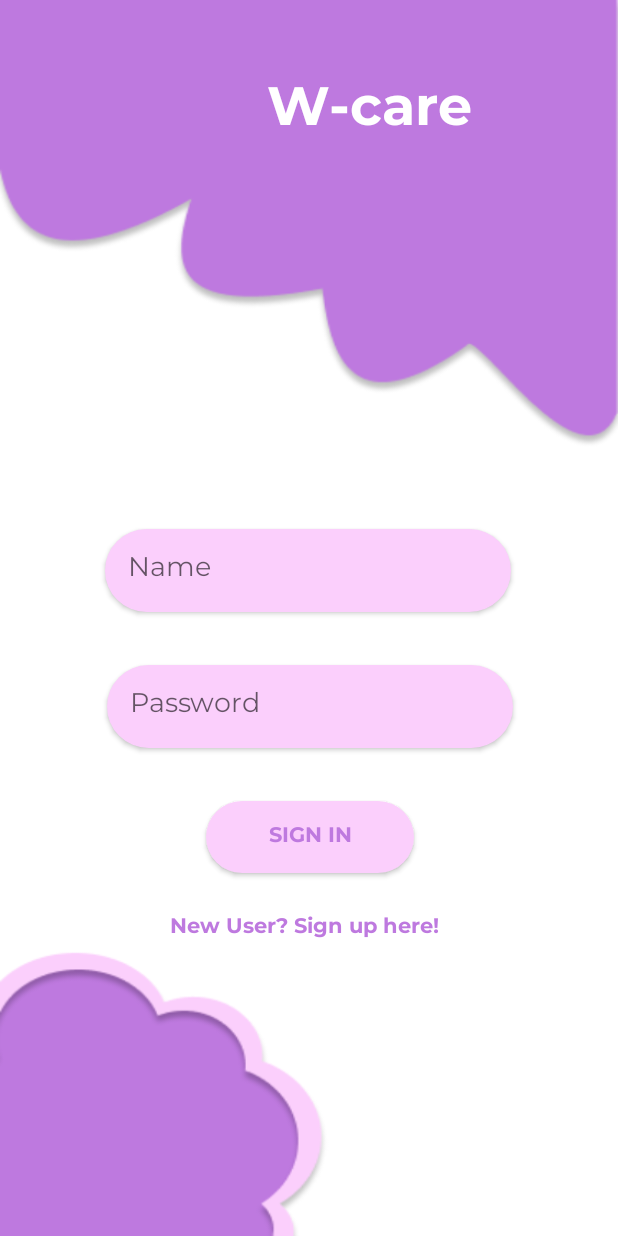
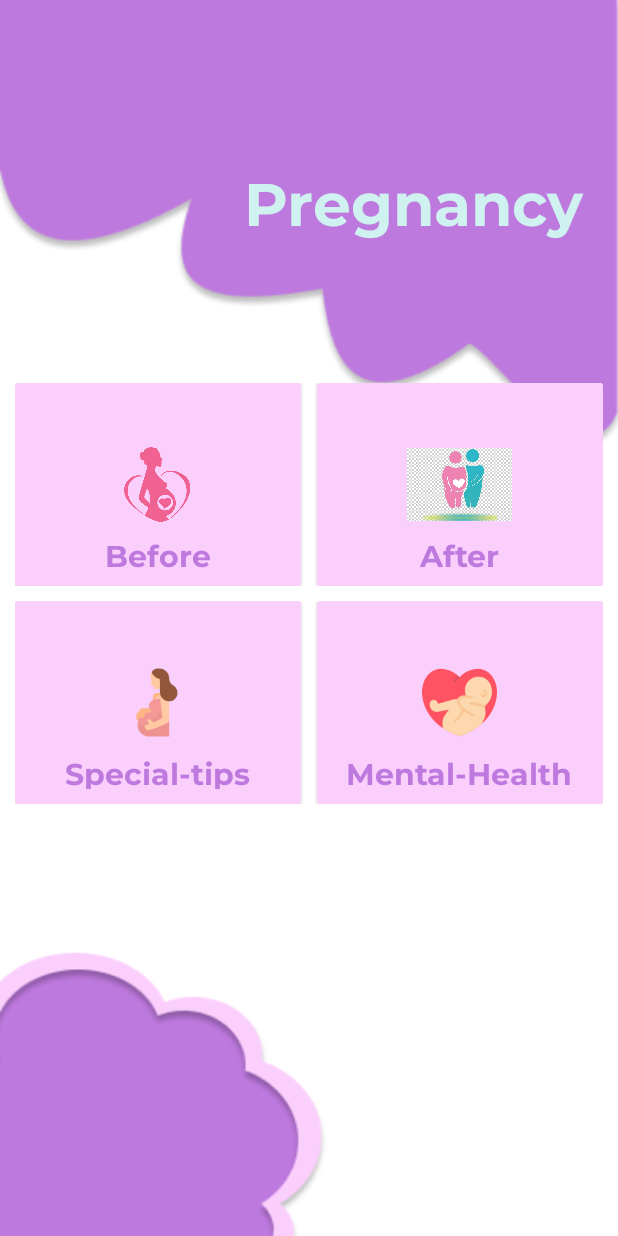
Before and after one commit to mubina8/W-care, an Android app: the screen it shows after launch (SignIn before the commit, pregnancy after it), after a tap on "BUTTON", on a phone screen of 412 x 824 dp. Run offline under Robolectric (Android 15) with nearby library versions, the phone set to English and light mode, and no system bars.

Commit message:
first commit

```diff
--- a/app/build.gradle
+++ b/app/build.gradle
@@ -23,6 +23,7 @@ dependencies {
     implementation fileTree(dir: 'libs', include: ['*.jar'])
     implementation 'androidx.appcompat:appcompat:1.2.0'
     implementation 'androidx.constraintlayout:constraintlayout:2.0.4'
+    implementation 'androidx.cardview:cardview:1.0.0'
     testImplementation 'junit:junit:4.12'
     androidTestImplementation 'androidx.test.ext:junit:1.1.2'
     androidTestImplementation 'androidx.test.espresso:espresso-core:3.3.0'
--- a/app/src/main/AndroidManifest.xml
+++ b/app/src/main/AndroidManifest.xml
@@ -9,7 +9,8 @@
         android:roundIcon="@mipmap/ic_launcher_round"
         android:supportsRtl="true"
         android:theme="@style/AppTheme">
-        <activity android:name=".SignIn"></activity>
+        <activity android:name=".pregnancy"></activity>
+        <activity android:name=".SignIn" />
         <activity android:name=".RegistrationPage" />
         <activity android:name=".MainActivity">
             <intent-filter>
--- a/app/src/main/java/com/example/wcare/MainActivity.java
+++ b/app/src/main/java/com/example/wcare/MainActivity.java
@@ -24,7 +24,7 @@ public class MainActivity extends AppCompatActivity implements View.OnClickListe
     @Override
     public void onClick(View v) {
 
-        Intent intent = new Intent( MainActivity.this,SignIn.class );
+        Intent intent = new Intent( MainActivity.this,pregnancy.class );
         startActivity( intent );
 
         Toast.makeText(MainActivity.this,"Login Successful",Toast.LENGTH_SHORT).show();
--- /dev/null
+++ b/app/src/main/java/com/example/wcare/pregnancy.java
@@ -0,0 +1,14 @@
+package com.example.wcare;
+
+import androidx.appcompat.app.AppCompatActivity;
+
+import android.os.Bundle;
+
+public class pregnancy extends AppCompatActivity {
+
+    @Override
+    protected void onCreate(Bundle savedInstanceState) {
+        super.onCreate(savedInstanceState);
+        setContentView(R.layout.activity_pregnancy);
+    }
+}
--- /dev/null
+++ b/app/src/main/res/layout/activity_pregnancy.xml
@@ -0,0 +1,259 @@
+<?xml version="1.0" encoding="utf-8"?>
+<RelativeLayout xmlns:android="http://schemas.android.com/apk/res/android"
+    xmlns:app="http://schemas.android.com/apk/res-auto"
+    xmlns:tools="http://schemas.android.com/tools"
+    android:layout_width="match_parent"
+    android:layout_height="match_parent"
+    android:background="@drawable/bgpic"
+    tools:context=".pregnancy">
+
+    <ScrollView
+        android:layout_width="fill_parent"
+        android:layout_height="fill_parent"
+        android:layout_alignParentTop="true"
+        android:layout_alignParentLeft="true"
+        >
+        <LinearLayout
+            android:layout_width="fill_parent"
+            android:layout_height="fill_parent"
+            android:orientation="vertical"
+            >
+            <RelativeLayout
+                android:layout_width="fill_parent"
+                android:layout_height="fill_parent">
+                <LinearLayout
+                    android:layout_width="match_parent"
+                    android:layout_height="230dp"
+                    android:orientation="vertical"
+                    android:gravity="center"
+
+                    >
+
+                    <TextView
+                        android:layout_width="wrap_content"
+                        android:layout_height="wrap_content"
+                        android:layout_gravity="center"
+                        android:text="Pregnancy"
+                        android:textColor="@color/lemon"
+                        android:textAppearance="@style/TextAppearance.AppCompat.Large"
+                        android:paddingTop="40dp"
+                        android:layout_marginLeft="70dp"
+                        android:layout_marginTop="10dp"
+                        android:textSize="40dp"
+                        android:fontFamily="@font/montserrat_bold"
+
+                        />
+
+
+                </LinearLayout>
+
+                <LinearLayout
+                    android:layout_width="match_parent"
+                    android:layout_height="wrap_content"
+                    android:orientation="vertical"
+                    android:layout_marginTop="255dp"
+                    android:layout_marginLeft="10dp"
+                    android:layout_marginRight="10dp"
+                    >
+                    <LinearLayout
+                        android:layout_width="match_parent"
+                        android:layout_height="135dp"
+                        android:orientation="horizontal"
+                        android:layout_marginBottom="10dp"
+                        >
+                        <androidx.cardview.widget.CardView
+                            android:layout_width="0dp"
+                            android:layout_height="match_parent"
+                            android:layout_weight="1"
+                            android:orientation = "vertical"
+
+                            android:layout_marginRight="5dp"
+                            android:gravity = "center"
+                            >
+                            <RelativeLayout
+                                android:layout_width="match_parent"
+                                android:layout_height="match_parent"
+                                android:background="@color/pink"
+                                >
+                                <ImageView
+                                    android:layout_width="70dp"
+                                    android:layout_height="50dp"
+                                    android:id="@+id/healthCareImage"
+                                    android:src="@drawable/preg3"
+                                    android:layout_centerInParent="true"
+                                    />
+                                <TextView
+                                    android:layout_width="wrap_content"
+                                    android:layout_height="wrap_content"
+                                    android:text="Before"
+                                    android:textSize="20sp"
+                                    android:layout_below="@+id/healthCareImage"
+                                    android:layout_centerHorizontal="true"
+                                    android:fontFamily="@font/montserrat_bold"
+                                    android:textColor="#BE79DF"
+                                    android:layout_marginTop="10dp"
+                                    android:layout_marginBottom="10dp"
+                                    />
+                                <Button
+                                    android:layout_width="match_parent"
+                                    android:layout_height="match_parent"
+                                    android:id="@+id/healthCareId"
+                                    android:background="@android:color/transparent"
+                                    />
+
+                            </RelativeLayout>
+
+                        </androidx.cardview.widget.CardView>
+                        <androidx.cardview.widget.CardView
+                            android:layout_width="0dp"
+                            android:layout_height="match_parent"
+                            android:layout_weight="1"
+                            android:layout_marginLeft="5dp"
+                            android:orientation = "vertical"
+                            android:gravity = "center"
+                            >
+                            <RelativeLayout
+                                android:layout_width="match_parent"
+                                android:layout_height="match_parent"
+                                android:background="@color/pink"
+                                >
+                                <ImageView
+                                    android:layout_width="70dp"
+                                    android:layout_height="50dp"
+                                    android:id="@+id/DietChartImage"
+                                    android:src="@drawable/preg4"
+                                    android:layout_centerInParent="true"
+                                    />
+                                <TextView
+                                    android:layout_width="wrap_content"
+                                    android:layout_height="wrap_content"
+                                    android:text="After"
+                                    android:fontFamily="@font/montserrat_bold"
+                                    android:textSize="20sp"
+                                    android:layout_below="@+id/DietChartImage"
+                                    android:layout_centerHorizontal="true"
+
+                                    android:textColor="#BE79DF"
+                                    android:layout_marginTop="10dp"
+                                    android:layout_marginBottom="10dp"
+                                    />
+                                <Button
+                                    android:layout_width="match_parent"
+                                    android:layout_height="match_parent"
+                                    android:id="@+id/dietChartId"
+                                    android:background="@android:color/transparent"
+                                    />
+
+                            </RelativeLayout>
+
+                        </androidx.cardview.widget.CardView>
+
+                    </LinearLayout>
+                    <LinearLayout
+                        android:layout_width="match_parent"
+                        android:layout_height="135dp"
+                        android:orientation="horizontal"
+                        android:layout_marginBottom="10dp"
+                        >
+                        <androidx.cardview.widget.CardView
+                            android:layout_width="0dp"
+                            android:layout_height="match_parent"
+                            android:layout_weight="1"
+                            android:orientation = "vertical"
+                            android:layout_marginRight="5dp"
+                            android:gravity = "center"
+                            >
+                            <RelativeLayout
+                                android:layout_width="match_parent"
+                                android:layout_height="match_parent"
+                                android:background="@color/pink"
+                                >
+                                <ImageView
+                                    android:layout_width="70dp"
+                                    android:layout_height="50dp"
+                                    android:id="@+id/medicineReminderImage"
+                                    android:src="@drawable/preg5"
+                                    android:layout_centerInParent="true"
+                                    />
+                                <TextView
+                                    android:layout_width="wrap_content"
+                                    android:layout_height="wrap_content"
+                                    android:text="Special-tips"
+                                    android:textSize="20sp"
+                                    android:layout_below="@+id/medicineReminderImage"
+                                    android:layout_centerHorizontal="true"
+                                    android:fontFamily="@font/montserrat_bold"
+                                    android:textColor="#BE79DF"
+                                    android:layout_marginTop="10dp"
+                                    android:layout_marginBottom="10dp"
+                                    />
+                                <Button
+                                    android:layout_width="match_parent"
+                                    android:layout_height="match_parent"
+                                    android:id="@+id/medicineReminderId"
+                                    android:background="@android:color/transparent"
+                                    />
+
+                            </RelativeLayout>
+
+                        </androidx.cardview.widget.CardView>
+                        <androidx.cardview.widget.CardView
+                            android:layout_width="0dp"
+                            android:layout_height="match_parent"
+                            android:layout_weight="1"
+                            android:layout_marginLeft="5dp"
+                            android:orientation = "vertical"
+                            android:gravity = "center"
+                            >
+                            <RelativeLayout
+                                android:layout_width="match_parent"
+                                android:layout_height="match_parent"
+                                android:background="@color/pink"
+                                >
+                                <ImageView
+                                    android:layout_width="70dp"
+                                    android:layout_height="50dp"
+                                    android:id="@+id/InformationImage"
+                                    android:src="@drawable/preg6"
+                                    android:layout_centerInParent="true"
+                                    />
+                                <TextView
+                                    android:layout_width="wrap_content"
+                                    android:layout_height="wrap_content"
+                                    android:text="Mental-Health"
+                                    android:textSize="20sp"
+                                    android:layout_below="@+id/InformationImage"
+                                    android:layout_centerHorizontal="true"
+                                    android:fontFamily="@font/montserrat_bold"
+                                    android:textColor="#BE79DF"
+                                    android:layout_marginTop="10dp"
+                                    android:layout_marginBottom="10dp"
+                                    />
+                                <Button
+                                    android:layout_width="match_parent"
+                                    android:layout_height="match_parent"
+                                    android:id="@+id/InformationId"
+                                    android:background="@android:color/transparent"
+                                    />
+
+                            </RelativeLayout>
+
+                        </androidx.cardview.widget.CardView>
+
+                    </LinearLayout>
+
+                </LinearLayout>
+
+
+
+            </RelativeLayout>
+
+
+
+        </LinearLayout>
+
+
+
+
+    </ScrollView>
+</RelativeLayout>
```
Also changed, not shown: app/src/main/res/drawable/preg2.png (added), app/src/main/res/drawable/preg3.png (added), app/src/main/res/drawable/preg4.png (added), app/src/main/res/drawable/preg5.png (added), app/src/main/res/drawable/preg6.png (added), app/src/main/res/drawable/pregnancy.jpg (added).
